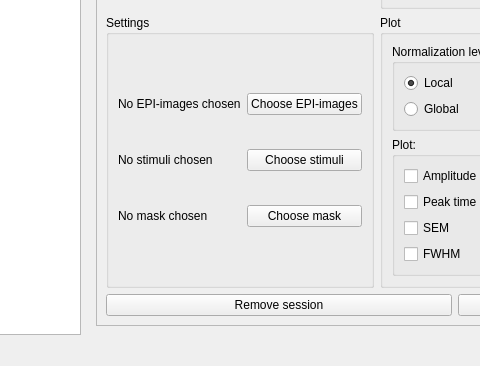
Before: the Qt Designer form src/ui/mainwindow.ui in pfechd/jabe, drawn with Qt 5; both pictures show x 268 to 748 and y 325 to 691 of the 1100 by 691 pixel window.
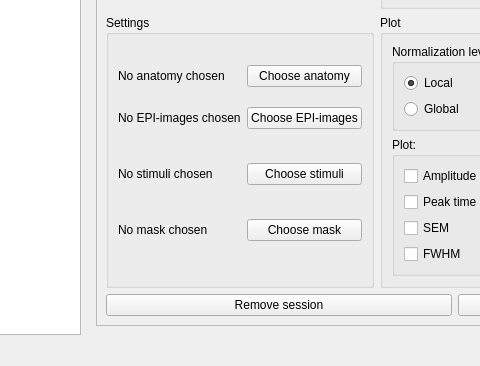
After: the same form once the commit is applied. The open tabs and pages were chosen to show the change.

Commit message: Added functionality to load anatomy image to a session

```diff
--- a/src/ui/mainwindow.ui
+++ b/src/ui/mainwindow.ui
@@ -1183,14 +1183,14 @@
                </property>
                <layout class="QVBoxLayout" name="verticalLayout_20">
                 <item>
-                 <layout class="QGridLayout" name="gridLayout_7" rowminimumheight="0,0,0" columnminimumwidth="0,0">
+                 <layout class="QGridLayout" name="gridLayout_7" rowminimumheight="0,0,0,0" columnminimumwidth="0,0">
                   <property name="sizeConstraint">
                    <enum>QLayout::SetDefaultConstraint</enum>
                   </property>
                   <property name="topMargin">
                    <number>0</number>
                   </property>
-                  <item row="2" column="0">
+                  <item row="3" column="0">
                    <widget class="QLabel" name="session_mask_label">
                     <property name="minimumSize">
                      <size>
@@ -1209,14 +1209,14 @@
                     </property>
                    </widget>
                   </item>
-                  <item row="2" column="1">
+                  <item row="3" column="1">
                    <widget class="QPushButton" name="add_session_mask_btn">
                     <property name="text">
                      <string>Choose mask</string>
                     </property>
                    </widget>
                   </item>
-                  <item row="1" column="0">
+                  <item row="2" column="0">
                    <widget class="QLabel" name="session_stimuli_label">
                     <property name="sizePolicy">
                      <sizepolicy hsizetype="Preferred" vsizetype="Minimum">
@@ -1241,21 +1241,21 @@
                     </property>
                    </widget>
                   </item>
-                  <item row="1" column="1">
+                  <item row="2" column="1">
                    <widget class="QPushButton" name="add_session_stimuli_btn">
                     <property name="text">
                      <string>Choose stimuli</string>
                     </property>
                    </widget>
                   </item>
-                  <item row="0" column="1">
+                  <item row="1" column="1">
                    <widget class="QPushButton" name="add_session_epi_btn">
                     <property name="text">
                      <string>Choose EPI-images</string>
                     </property>
                    </widget>
                   </item>
-                  <item row="0" column="0">
+                  <item row="1" column="0">
                    <widget class="QLabel" name="session_epi_label">
                     <property name="sizePolicy">
                      <sizepolicy hsizetype="Preferred" vsizetype="Fixed">
@@ -1286,6 +1286,20 @@
                     </property>
                    </widget>
                   </item>
+                  <item row="0" column="1">
+                   <widget class="QPushButton" name="add_session_anatomy_btn">
+                    <property name="text">
+                     <string>Choose anatomy</string>
+                    </property>
+                   </widget>
+                  </item>
+                  <item row="0" column="0">
+                   <widget class="QLabel" name="session_anatomy_label">
+                    <property name="text">
+                     <string>No anatomy chosen</string>
+                    </property>
+                   </widget>
+                  </item>
                  </layout>
                 </item>
                </layout>
```
Left out of the diff: 8 changed lines with no effect on the pictures. The commit also changes 3 other files.
